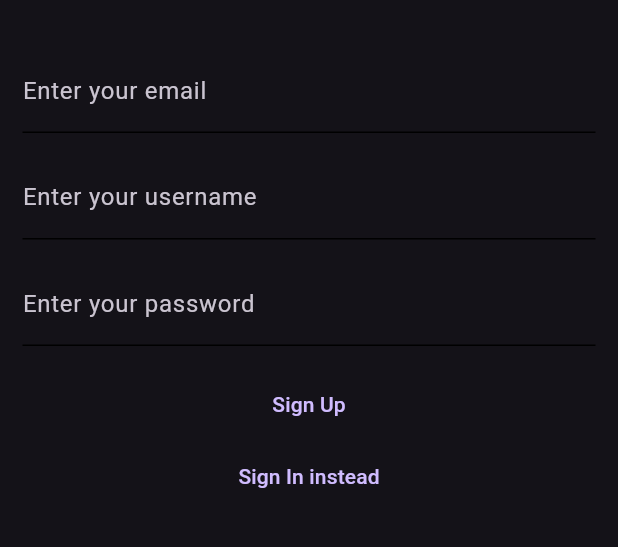
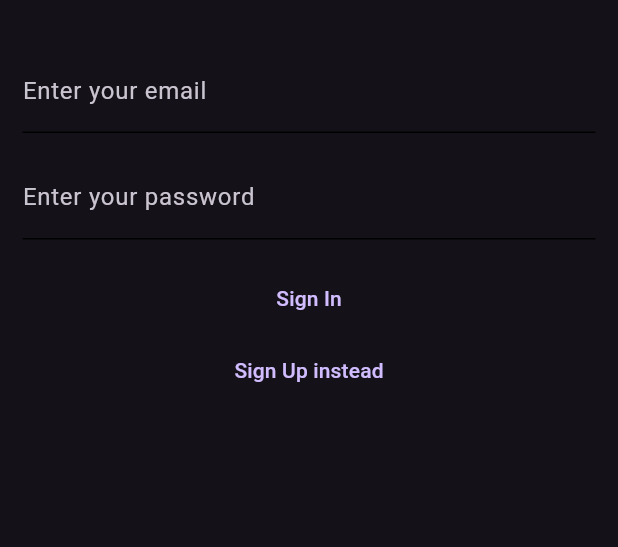
Before and after one commit to adametsderschopfer/social_media_flutter_edu, a Flutter app: the screen it shows after launch, after a tap on "Sign In instead", on a phone screen of 412 x 824 dp, the part 110-657 px from its top. Run offline on Flutter 3.47's test engine with Material 3 defaults, Android fonts, the phone set to English and light mode, and no system bars.

Commit message:
feat: add router & implement todos for nav to sign screens

```diff
--- a/lib/main.dart
+++ b/lib/main.dart
@@ -15,7 +15,8 @@ class MyApp extends StatelessWidget {
       theme: ThemeData.dark(),
       home: SignUpScreen(),
       routes: {
-        "sign-in": (BuildContext context) => SignInScreen(),
+        SignInScreen.id: (BuildContext context) => SignInScreen(),
+        SignUpScreen.id: (BuildContext context) => SignUpScreen(),
       },
     );
   }
--- a/lib/screens/sign_in_screen.dart
+++ b/lib/screens/sign_in_screen.dart
@@ -1,6 +1,9 @@
 import 'package:flutter/material.dart';
+import 'package:social_media_flutter_edu/screens/sign_up_screen.dart';
 
 class SignInScreen extends StatefulWidget {
+  static const String id = "sign_in_screen";
+
   const SignInScreen({super.key});
 
   @override
@@ -88,15 +91,15 @@ class _SignInScreenState extends State<SignInScreen> {
               const SizedBox(height: 15),
 
               TextButton(
-                child: const Text("Sign Up"),
+                child: const Text("Sign In"),
                 onPressed: () {
                   // TODO: - submit form
                 },
               ),
               TextButton(
-                child: const Text("Sign In instead"),
+                child: const Text("Sign Up instead"),
                 onPressed: () {
-                  // todo: go to navigation screen
+                  Navigator.of(context).pushReplacementNamed(SignUpScreen.id);
                 },
               )
             ],
--- a/lib/screens/sign_up_screen.dart
+++ b/lib/screens/sign_up_screen.dart
@@ -1,6 +1,9 @@
 import 'package:flutter/material.dart';
+import 'package:social_media_flutter_edu/screens/sign_in_screen.dart';
 
 class SignUpScreen extends StatefulWidget {
+  static const String id = "sign_up_screen";
+
   const SignUpScreen({super.key});
 
   @override
@@ -131,7 +134,7 @@ class _SignUpScreenState extends State<SignUpScreen> {
               TextButton(
                 child: const Text("Sign In instead"),
                 onPressed: () {
-                  // todo: go to navigation screen
+                  Navigator.of(context).pushReplacementNamed(SignInScreen.id);
                 },
               )
             ],
```
